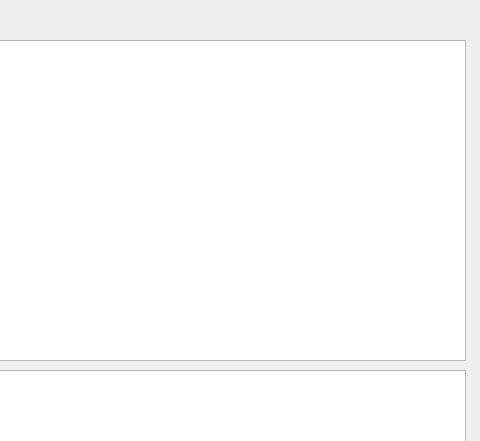
The window that Dialoge/dialog_tageszettel.ui (TischlerWilly/azwkz) describes before a commit, drawn with Qt 5; both pictures show x 575 to 1055 and y 0 to 441 of the 1055 by 674 pixel window.
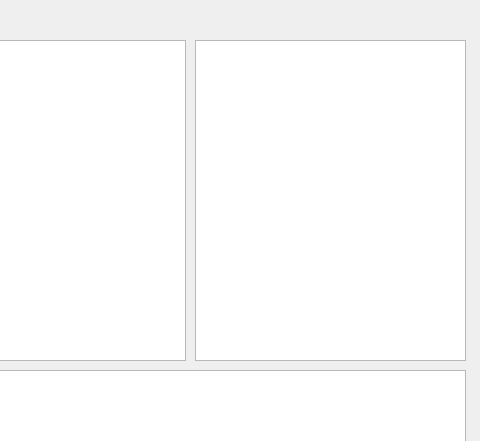
The same window after the commit.

```diff
--- a/Dialoge/dialog_tageszettel.ui
+++ b/Dialoge/dialog_tageszettel.ui
@@ -51,7 +51,7 @@
     <rect>
      <x>330</x>
      <y>40</y>
-     <width>711</width>
+     <width>431</width>
      <height>321</height>
     </rect>
    </property>
@@ -66,6 +66,16 @@
     </rect>
    </property>
   </widget>
+  <widget class="QTableWidget" name="tableWidget_kst">
+   <property name="geometry">
+    <rect>
+     <x>770</x>
+     <y>40</y>
+     <width>271</width>
+     <height>321</height>
+    </rect>
+   </property>
+  </widget>
  </widget>
  <resources/>
  <connections/>
```
